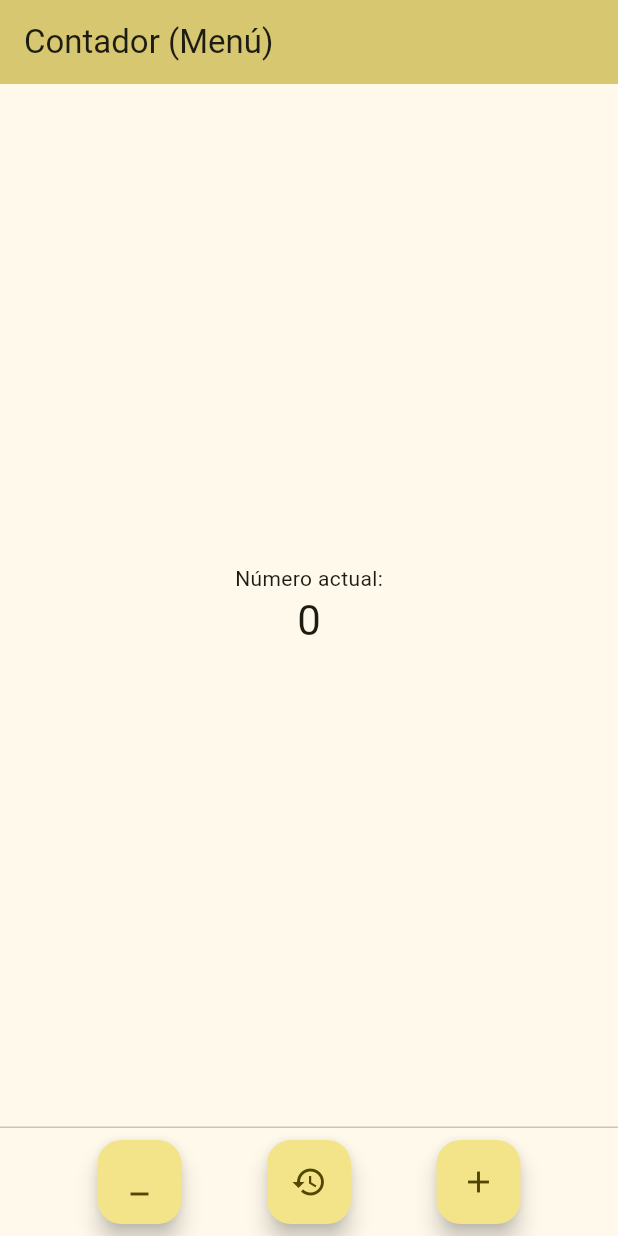
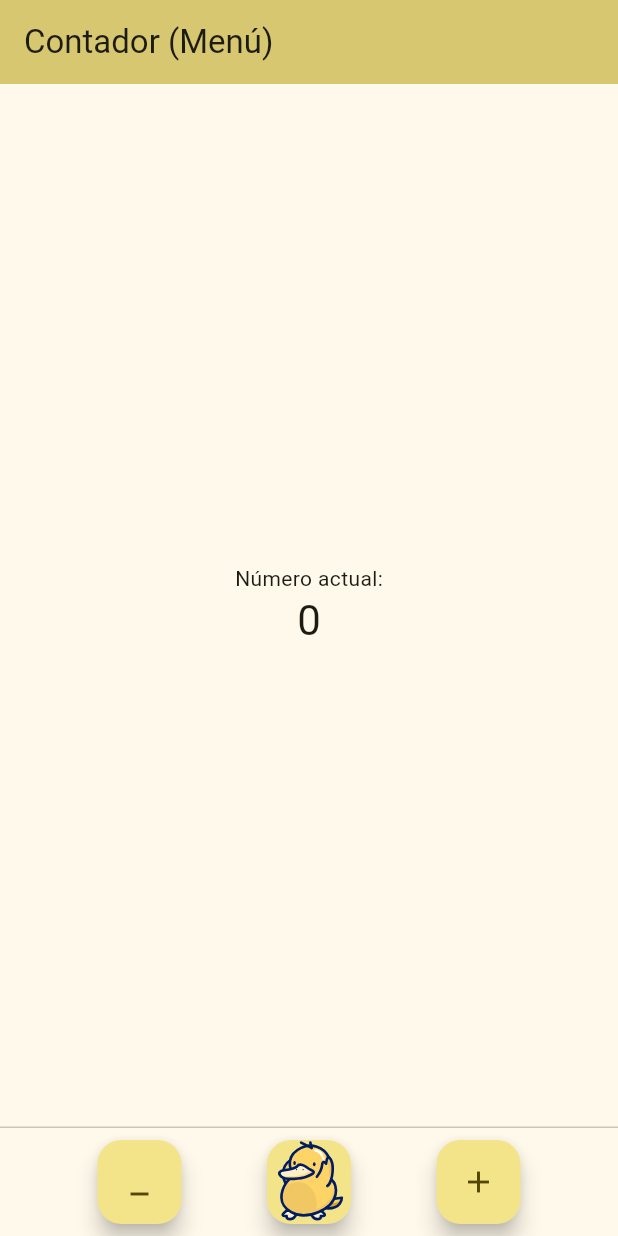
Before and after one commit to Katakur/Laboratorio_3, a Flutter app: the screen it shows after launch, on a phone screen of 412 x 824 dp. Run offline on Flutter 3.47's test engine with Material 3 defaults, Android fonts, the phone set to English and light mode, and no system bars; our stand-ins replace flutter_svg.

Commit message:
Icono agregado
Se insertó el ícono de un pato para el botón de reinicio de valores

```diff
--- a/lab3/lib/main.dart
+++ b/lab3/lib/main.dart
@@ -1,4 +1,5 @@
 import 'package:flutter/material.dart';
+import 'package:flutter_svg/flutter_svg.dart';
 // Ignacio Carlo Veas Mattheos 20857446-9
 void main() {
   runApp(const MyApp());
@@ -56,6 +57,7 @@ class MyHomePage extends StatefulWidget {
 
 class _MyHomePageState extends State<MyHomePage> {
   int _counter = 0; // Contador
+  String icon1 = "assets/icons/Icono1.svg";
 
   void _incrementCounter() {
     setState(() {
@@ -125,6 +127,7 @@ class _MyHomePageState extends State<MyHomePage> {
           ],
         ),
       ),
+
       /*floatingActionButton: FloatingActionButton(
         onPressed: _incrementCounter,
         tooltip: 'Más',
@@ -138,21 +141,31 @@ class _MyHomePageState extends State<MyHomePage> {
           mainAxisAlignment: MainAxisAlignment.spaceEvenly,
           children: [
 
+          // Reducir contador
           FloatingActionButton(
             onPressed: _reduceCounter,
             child: const Icon(Icons.minimize),
              tooltip: 'Menos'
           ),
+
+          /*// Reiniciar Contador
+          SvgPicture.asset(
+          icon1,
+          ),*/
+
            FloatingActionButton(
             onPressed: _zeroCounter,
-            child: const Icon(Icons.restore),
+            child: SvgPicture.asset(icon1),
              tooltip: 'Reiniciar'
           ),
+
+          // Aumentar Contador
           FloatingActionButton(
             onPressed: _incrementCounter,
             child: const Icon(Icons.add),
              tooltip: 'Más'
           ),
+
           ],
         )
       ],
--- a/lab3/pubspec.yaml
+++ b/lab3/pubspec.yaml
@@ -60,8 +60,8 @@ flutter:
   uses-material-design: true
 
   # To add assets to your application, add an assets section, like this:
-  # assets:
-  #   - images/a_dot_burr.jpeg
+  assets:
+    - assets/icons/Icono1.svg
   #   - images/a_dot_ham.jpeg
 
   # An image asset can refer to one or more resolution-specific "variants", see
```
Also changed, not shown: lab3/assets/icons/Icono1.svg (added).
